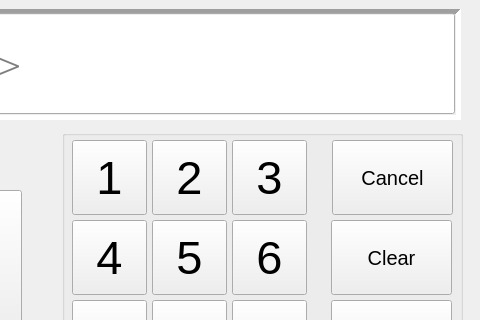
This is Key/frmusercode.ui in BuzzSiler/keycodebox-key as Qt 5 draws it before an edit; both pictures show x 368 to 848 and y 0 to 320 of the 848 by 480 pixel window. The edited form follows.
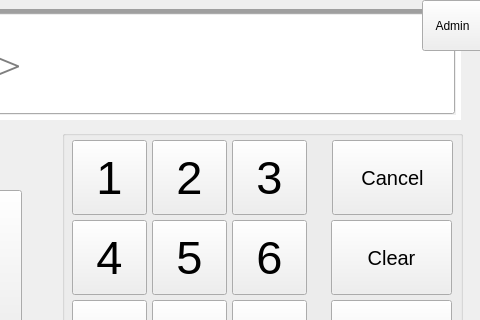
This is the edited form.

Commit message: First cut at removing admin/assist codes and replacing with button # Please enter the commit message for your changes. Lines starting # with '#' will be kept; you may remove them yourself if you want to. # An empty message aborts the commit. # On branch nocodeadmin # Changes to be committed: #	modified:   frmusercode.cpp #	modified:   frmusercode.h #	modified:   frmusercode.ui #	modified:   keycodeboxmain.cpp #	modified:   systemcontroller.cpp #

```diff
--- a/Key/frmusercode.ui
+++ b/Key/frmusercode.ui
@@ -1014,6 +1014,19 @@
     <string>Return</string>
    </property>
   </widget>
+  <widget class="QPushButton" name="pushButton">
+   <property name="geometry">
+    <rect>
+     <x>790</x>
+     <y>0</y>
+     <width>61</width>
+     <height>51</height>
+    </rect>
+   </property>
+   <property name="text">
+    <string>Admin</string>
+   </property>
+  </widget>
   <zorder>lVersion</zorder>
   <zorder>btnIdentifyFingerPrint</zorder>
   <zorder>frame</zorder>
@@ -1022,6 +1035,7 @@
   <zorder>lblDateTime</zorder>
   <zorder>pbTake</zorder>
   <zorder>pbReturn</zorder>
+  <zorder>pushButton</zorder>
  </widget>
  <resources/>
  <connections/>
```
The commit also changes 4 other files.
